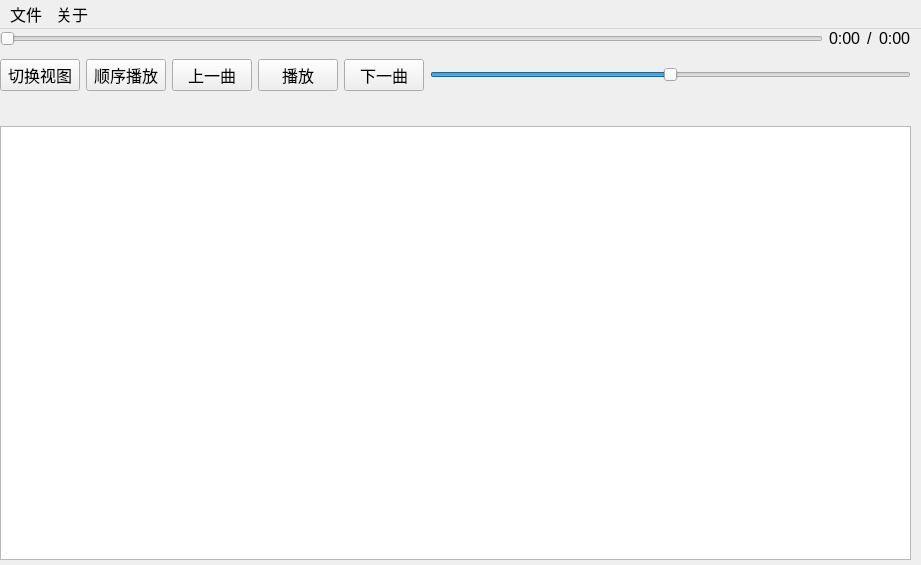
First picture: the form in mainwindow.ui, repository 25programmingpractice/whatever, before the edit.
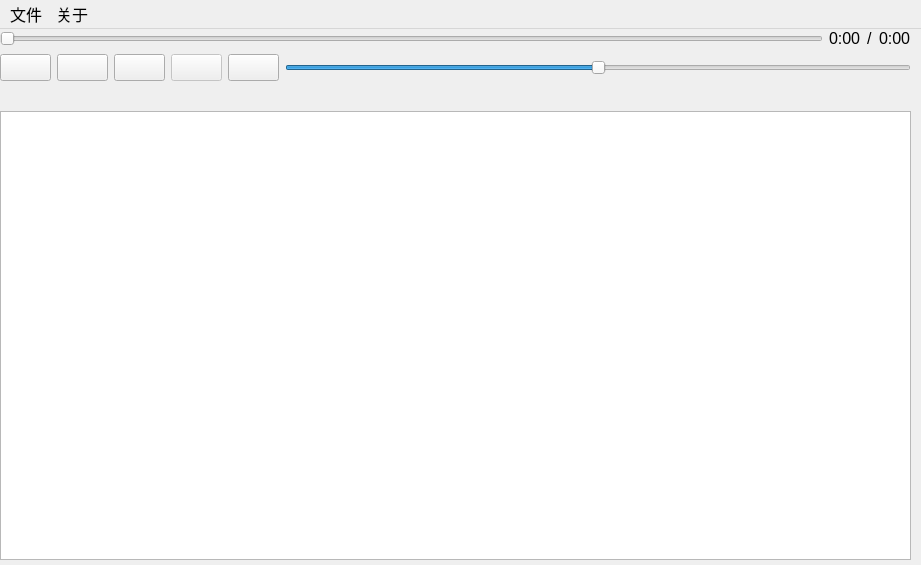
Second picture: the form after the edit. Icons and pictures are not drawn.

```diff
--- a/mainwindow.ui
+++ b/mainwindow.ui
@@ -88,72 +88,105 @@
        <item>
         <widget class="QPushButton" name="view_toggle">
          <property name="text">
-          <string>切换视图</string>
+          <string/>
+         </property>
+         <property name="icon">
+          <iconset resource="build/Desktop_Qt_6_9_1_MSVC2022_64bit-Debug/.qt/rcc/icons.qrc">
+           <normaloff>:/assets/material-symbols--lyrics-outline-rounded.png</normaloff>:/assets/material-symbols--lyrics-outline-rounded.png</iconset>
+         </property>
+         <property name="iconSize">
+          <size>
+           <width>40</width>
+           <height>40</height>
+          </size>
          </property>
         </widget>
        </item>
        <item>
         <widget class="QPushButton" name="play_mode">
-         <property name="text">
+         <property name="toolTip">
           <string>顺序播放</string>
          </property>
+         <property name="text">
+          <string/>
+         </property>
+         <property name="icon">
+          <iconset resource="build/Desktop_Qt_6_9_1_MSVC2022_64bit-Debug/.qt/rcc/icons.qrc">
+           <normaloff>:/assets/material-symbols--playlist-play-rounded.png</normaloff>:/assets/material-symbols--playlist-play-rounded.png</iconset>
+         </property>
+         <property name="iconSize">
+          <size>
+           <width>40</width>
+           <height>40</height>
+          </size>
+         </property>
         </widget>
        </item>
        <item>
         <layout class="QVBoxLayout" name="verticalLayout_2">
-         <item>
-          <spacer name="verticalSpacer">
-           <property name="orientation">
-            <enum>Qt::Orientation::Vertical</enum>
-           </property>
-           <property name="sizeType">
-            <enum>QSizePolicy::Policy::Minimum</enum>
-           </property>
-           <property name="sizeHint" stdset="0">
-            <size>
-             <width>5</width>
-             <height>5</height>
-            </size>
-           </property>
-          </spacer>
-         </item>
          <item>
           <widget class="QPushButton" name="previous_music">
-           <property name="text">
+           <property name="toolTip">
             <string>上一曲</string>
            </property>
+           <property name="text">
+            <string/>
+           </property>
+           <property name="icon">
+            <iconset resource="build/Desktop_Qt_6_9_1_MSVC2022_64bit-Debug/.qt/rcc/icons.qrc">
+             <normaloff>:/assets/material-symbols--skip-previous-rounded.png</normaloff>:/assets/material-symbols--skip-previous-rounded.png</iconset>
+           </property>
+           <property name="iconSize">
+            <size>
+             <width>40</width>
+             <height>40</height>
+            </size>
+           </property>
           </widget>
          </item>
-         <item>
-          <spacer name="verticalSpacer_2">
-           <property name="orientation">
-            <enum>Qt::Orientation::Vertical</enum>
-           </property>
-           <property name="sizeType">
-            <enum>QSizePolicy::Policy::Fixed</enum>
-           </property>
-           <property name="sizeHint" stdset="0">
-            <size>
-             <width>5</width>
-             <height>5</height>
-            </size>
-           </property>
-          </spacer>
-         </item>
         </layout>
        </item>
        <item>
         <widget class="QPushButton" name="play_pause">
-         <property name="text">
+         <property name="enabled">
+          <bool>false</bool>
+         </property>
+         <property name="toolTip">
           <string>播放</string>
          </property>
+         <property name="text">
+          <string/>
+         </property>
+         <property name="icon">
+          <iconset resource="build/Desktop_Qt_6_9_1_MSVC2022_64bit-Debug/.qt/rcc/icons.qrc">
+           <normaloff>:/assets/material-symbols--play-arrow-rounded.png</normaloff>:/assets/material-symbols--play-arrow-rounded.png</iconset>
+         </property>
+         <property name="iconSize">
+          <size>
+           <width>60</width>
+           <height>60</height>
+          </size>
+         </property>
         </widget>
        </item>
        <item>
         <widget class="QPushButton" name="next_music">
-         <property name="text">
+         <property name="toolTip">
           <string>下一曲</string>
          </property>
+         <property name="text">
+          <string/>
+         </property>
+         <property name="icon">
+          <iconset resource="build/Desktop_Qt_6_9_1_MSVC2022_64bit-Debug/.qt/rcc/icons.qrc">
+           <normaloff>:/assets/material-symbols--skip-next-rounded.png</normaloff>:/assets/material-symbols--skip-next-rounded.png</iconset>
+         </property>
+         <property name="iconSize">
+          <size>
+           <width>40</width>
+           <height>40</height>
+          </size>
+         </property>
         </widget>
        </item>
        <item>
```
Left out of the diff: 18 changed lines with no effect on the pictures.
